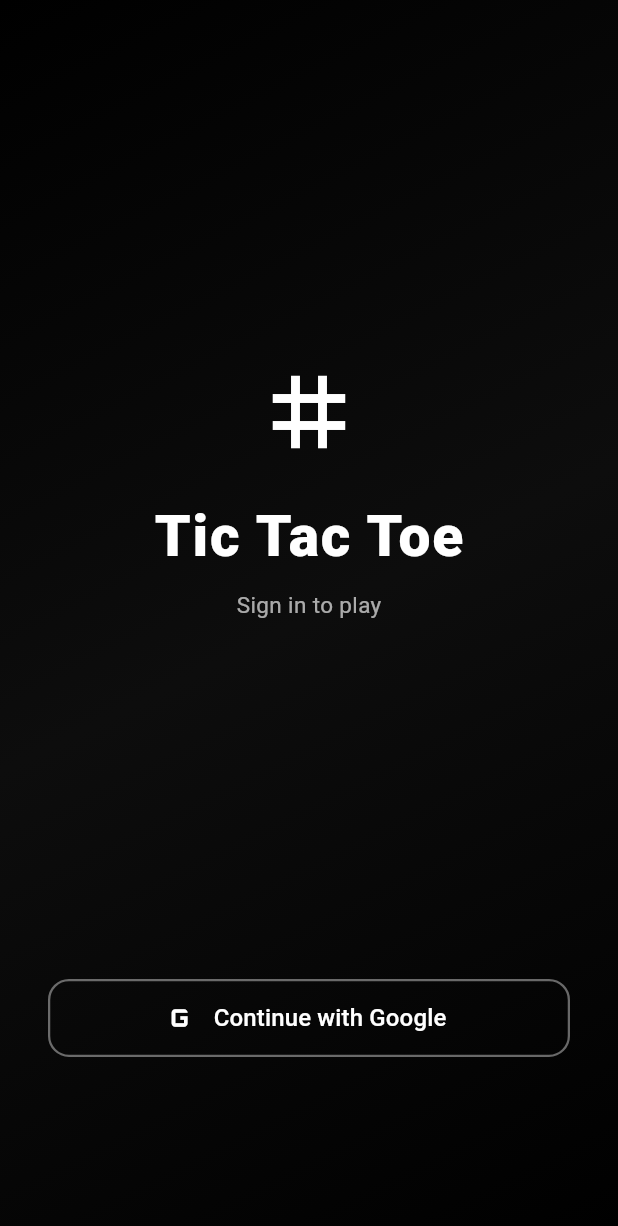
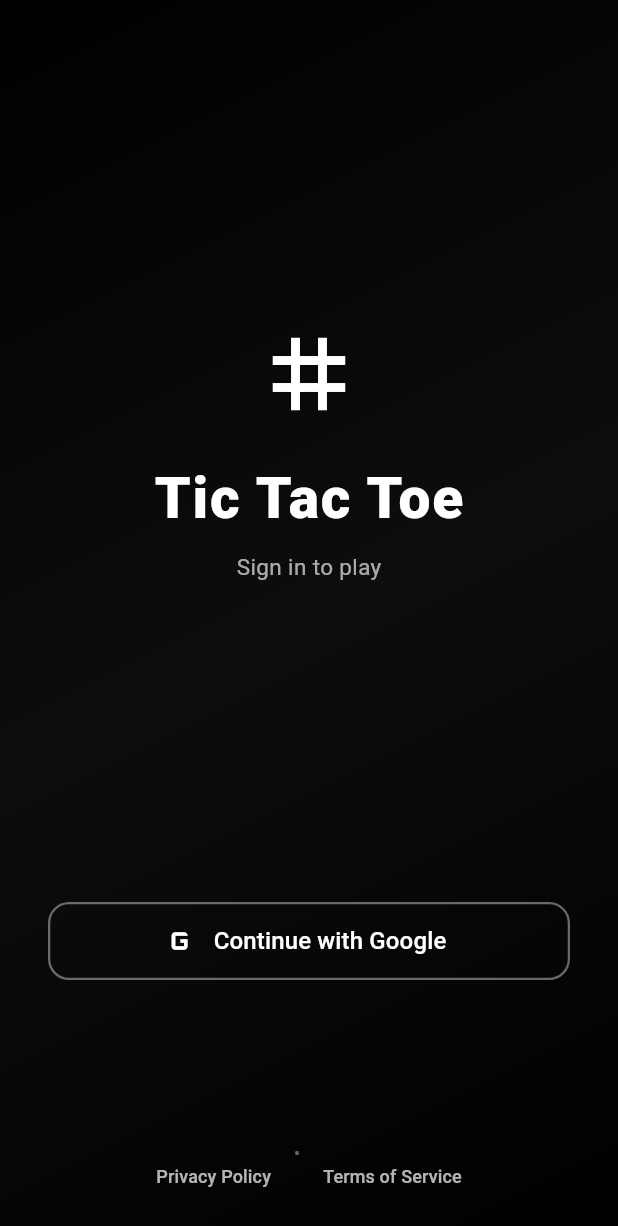
Before and after one commit to shahidkvmdam/tic-tac-toe, a Flutter app: the screen it shows after launch, on a phone screen of 412 x 824 dp. Shown: the top 1226 px of the screen. Run offline on Flutter 3.47's test engine with Material 3 defaults, Android fonts, the phone set to English and light mode, and no system bars; our stand-ins replace audioplayers, cloud_firestore, confetti, firebase_auth, firebase_core, firebase_messaging and 5 more; accounts and stored records are empty.

Commit message:
Add sign-out confirmation, terms-of-service page, and bump version to 21

```diff
--- a/lib/main.dart
+++ b/lib/main.dart
@@ -10,6 +10,7 @@
 import 'screens/login_screen.dart';
 import 'screens/home_screen.dart';
 import 'screens/username_screen.dart';
+import 'widgets/confirm_logout_dialog.dart';
 
 void main() async {
   WidgetsFlutterBinding.ensureInitialized();
@@ -286,6 +287,8 @@
                       onPressed: () async {
                         final authService =
                             Provider.of<AuthService>(context, listen: false);
+                        final confirmed = await showLogoutConfirmation(context);
+                        if (!confirmed) return;
                         await authService.logout();
                       },
                       icon: const Icon(Icons.logout),
--- a/lib/screens/login_screen.dart
+++ b/lib/screens/login_screen.dart
@@ -1,5 +1,6 @@
 import 'package:flutter/material.dart';
 import 'package:provider/provider.dart';
+import 'package:url_launcher/url_launcher.dart';
 import '../services/auth_service.dart';
 import '../utils/theme_utils.dart';
 
@@ -22,6 +23,18 @@
     if (result['success'] != true) {
       ScaffoldMessenger.of(context).showSnackBar(
         SnackBar(content: Text(result['error'] ?? 'Google sign-in failed')),
+      );
+    }
+  }
+
+  Future<void> _launchUrl(String url) async {
+    final uri = Uri.parse(url);
+    if (await canLaunchUrl(uri)) {
+      await launchUrl(uri, mode: LaunchMode.externalApplication);
+    } else {
+      if (!mounted) return;
+      ScaffoldMessenger.of(context).showSnackBar(
+        const SnackBar(content: Text('Could not open link')),
       );
     }
   }
@@ -83,6 +96,32 @@
                   ),
                 ),
                 const Spacer(),
+                Wrap(
+                  alignment: WrapAlignment.center,
+                  children: [
+                    TextButton(
+                      onPressed: () => _launchUrl(
+                          'https://shahidkvmdam.github.io/tic-tac-toe/privacy-policy.html'),
+                      child: const Text(
+                        'Privacy Policy',
+                        style: TextStyle(color: Colors.white70, fontSize: 12),
+                      ),
+                    ),
+                    const Text(
+                      ' • ',
+                      style: TextStyle(color: Colors.white38, fontSize: 12),
+                    ),
+                    TextButton(
+                      onPressed: () => _launchUrl(
+                          'https://shahidkvmdam.github.io/tic-tac-toe/terms-of-service.html'),
+                      child: const Text(
+                        'Terms of Service',
+                        style: TextStyle(color: Colors.white70, fontSize: 12),
+                      ),
+                    ),
+                  ],
+                ),
+                const SizedBox(height: 16),
               ],
             ),
           ),
--- a/pubspec.yaml
+++ b/pubspec.yaml
@@ -16,7 +16,7 @@
 # https://developer.apple.com/library/archive/documentation/General/Reference/InfoPlistKeyReference/Articles/CoreFoundationKeys.html
 # In Windows, build-name is used as the major, minor, and patch parts
 # of the product and file versions while build-number is used as the build suffix.
-version: 1.0.0+20
+version: 1.0.0+21
 
 environment:
   sdk: ^3.6.1
```
Also changed, not shown: lib/screens/home_screen.dart (+6 -1 lines), lib/widgets/confirm_logout_dialog.dart (added, +23 -0 lines), 1 other file.
